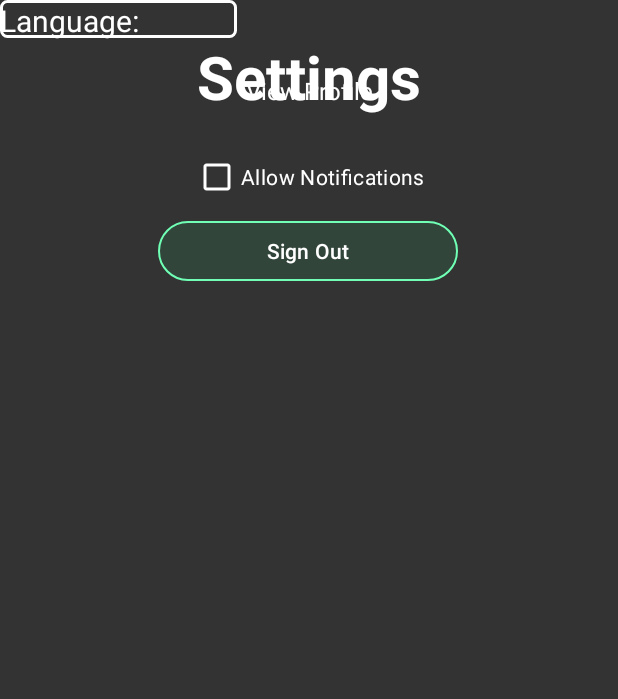
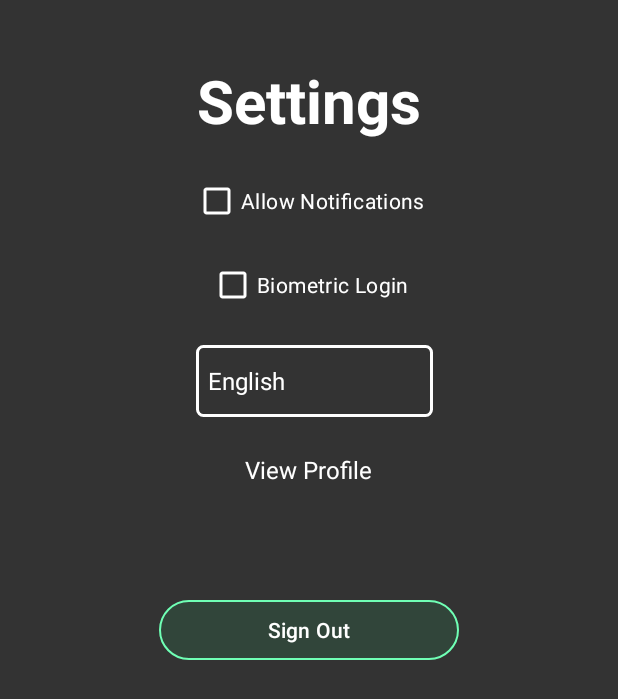
Before and after one commit to MarcoMeyer1/SmartSpend, an Android app: the Settings screen opened directly, with no data from a screen before it, on a phone screen of 412 x 824 dp. Shown: the top 699 px of the screen. Run offline under Robolectric (Android 15) with nearby library versions, the phone set to English and light mode, and no system bars.

Commit message:
Settings Page Changes

```diff
--- a/Smartspend/app/src/main/java/com/example/smartspend/Settings.kt
+++ b/Smartspend/app/src/main/java/com/example/smartspend/Settings.kt
@@ -1,6 +1,8 @@
 package com.example.smartspend
 
 import android.os.Bundle
+import android.widget.ArrayAdapter
+import android.widget.Spinner
 import androidx.activity.enableEdgeToEdge
 import androidx.appcompat.app.AppCompatActivity
 import androidx.core.view.ViewCompat
@@ -11,10 +13,19 @@ class Settings : AppCompatActivity() {
         super.onCreate(savedInstanceState)
         enableEdgeToEdge()
         setContentView(R.layout.activity_settings)
-        ViewCompat.setOnApplyWindowInsetsListener(findViewById(R.id.main)) { v, insets ->
-            val systemBars = insets.getInsets(WindowInsetsCompat.Type.systemBars())
-            v.setPadding(systemBars.left, systemBars.top, systemBars.right, systemBars.bottom)
-            insets
-        }
+
+        val spinner: Spinner = findViewById(R.id.spinner_language)
+
+        val adapter = ArrayAdapter.createFromResource(
+            this,
+            R.array.language_array,
+            R.layout.spinner_item
+        )
+
+
+        adapter.setDropDownViewResource(R.layout.spinner_item)
+
+
+        spinner.adapter = adapter
     }
 }
--- a/Smartspend/app/src/main/res/layout/activity_settings.xml
+++ b/Smartspend/app/src/main/res/layout/activity_settings.xml
@@ -1,12 +1,14 @@
 <?xml version="1.0" encoding="utf-8"?>
-<androidx.constraintlayout.widget.ConstraintLayout xmlns:android="http://schemas.android.com/apk/res/android"
+<LinearLayout xmlns:android="http://schemas.android.com/apk/res/android"
     xmlns:app="http://schemas.android.com/apk/res-auto"
     xmlns:tools="http://schemas.android.com/tools"
     android:id="@+id/main"
     android:layout_width="match_parent"
     android:layout_height="match_parent"
     android:background="#333333"
-    tools:context=".SettingsActivity">
+    android:orientation="vertical"
+    android:padding="16dp"
+    tools:context=".Settings">
 
     <TextView
         android:id="@+id/settings_title"
@@ -15,11 +17,10 @@
         android:layout_marginTop="24dp"
         android:text="Settings"
         android:textColor="#FFFFFF"
-        android:textSize="40dp"
+        android:textSize="40sp"
         android:textStyle="bold"
-        app:layout_constraintTop_toTopOf="parent"
-        app:layout_constraintStart_toStartOf="parent"
-        app:layout_constraintEnd_toEndOf="parent" />
+        android:gravity="center"
+        android:layout_gravity="center_horizontal" />
 
     <CheckBox
         android:id="@+id/checkbox_notifications"
@@ -29,9 +30,8 @@
         android:textColor="#FFFFFF"
         android:layout_marginTop="16dp"
         android:buttonTint="@color/white"
-        app:layout_constraintTop_toBottomOf="@+id/settings_title"
-        app:layout_constraintStart_toStartOf="parent"
-        app:layout_constraintEnd_toEndOf="parent" />
+        android:layout_gravity="center_horizontal" />
+
 
     <CheckBox
         android:id="@+id/checkbox_biometric"
@@ -41,20 +41,27 @@
         android:textColor="#FFFFFF"
         android:layout_marginTop="8dp"
         android:buttonTint="@color/white"
-        app:layout_constraintTop_toBottomOf="@+id/checkbox_notifications"
-        app:layout_constraintStart_toStartOf="parent"
-        app:layout_constraintEnd_toEndOf="parent" />
+        android:layout_gravity="center_horizontal" />
 
-    <!-- Language Label and Spinner in Horizontal Layout -->
+
     <LinearLayout
         android:layout_width="wrap_content"
         android:layout_height="wrap_content"
         android:orientation="horizontal"
         android:layout_marginTop="16dp"
-        app:layout_constraintTop_toBottomOf="@+id/checkbox_biometric"
-        app:layout_constraintStart_toStartOf="parent"
-        app:layout_constraintEnd_toEndOf="parent">
+        android:layout_gravity="center_horizontal">
 
+
+
+        <Spinner
+            android:id="@+id/spinner_language"
+            android:layout_width="158dp"
+            android:layout_height="48dp"
+            android:layout_marginStart="8dp"
+            android:background="@drawable/spinner_background"
+            android:popupBackground="@color/black"
+            android:spinnerMode="dropdown"
+            android:entries="@array/language_array" />
     </LinearLayout>
 
 
@@ -64,11 +71,10 @@
         android:layout_height="wrap_content"
         android:text="View Profile"
         android:textColor="#FFFFFF"
+        android:textSize="16sp"
         android:layout_marginTop="24dp"
-        android:textSize="16sp"
-        app:layout_constraintTop_toBottomOf="@+id/spinner_language"
-        app:layout_constraintStart_toStartOf="parent"
-        app:layout_constraintEnd_toEndOf="parent" />
+        android:gravity="center"
+        android:layout_gravity="center_horizontal" />
 
 
     <Button
@@ -78,29 +84,9 @@
         android:layout_marginTop="72dp"
         android:backgroundTint="#31453a"
         android:text="Sign Out"
-        app:layout_constraintEnd_toEndOf="parent"
-        app:layout_constraintHorizontal_bias="0.497"
-        app:layout_constraintStart_toStartOf="parent"
-        app:layout_constraintTop_toBottomOf="@+id/view_profile"
+        android:textColor="#FFFFFF"
+        android:layout_gravity="center_horizontal"
         app:strokeColor="#70FFB5"
         app:strokeWidth="1dp" />
 
-    <Spinner
-        android:id="@+id/spinner_language"
-        android:layout_width="158dp"
-        android:layout_height="25dp"
-        android:background="@drawable/spinner_background"
-        android:popupBackground="@color/black"
-        tools:layout_editor_absoluteX="139dp"
-        tools:layout_editor_absoluteY="205dp" />
-
-    <TextView
-        android:id="@+id/language_label"
-        android:layout_width="wrap_content"
-        android:layout_height="wrap_content"
-        android:text="Language:"
-        android:textColor="#FFFFFF"
-        android:textSize="20sp"
-        tools:layout_editor_absoluteX="35dp"
-        tools:layout_editor_absoluteY="203dp" />
-</androidx.constraintlayout.widget.ConstraintLayout>
+</LinearLayout>
--- a/Smartspend/app/src/main/res/layout/spinner_item.xml
+++ b/Smartspend/app/src/main/res/layout/spinner_item.xml
@@ -4,5 +4,5 @@
     android:layout_height="wrap_content"
     android:textColor="#FFFFFF"
     android:padding="8dp"
-    android:gravity="center_vertical"
-    android:textSize="16sp"/>
+    android:textSize="16sp"
+    />
--- a/Smartspend/app/src/main/res/values/strings.xml
+++ b/Smartspend/app/src/main/res/values/strings.xml
@@ -1,3 +1,10 @@
 <resources>
     <string name="app_name">SmartSpend</string>
+
+    <string-array name="language_array">
+        <item>English</item>
+        <item>Spanish</item>
+        <item>French</item>
+    </string-array>
+
 </resources>
```
